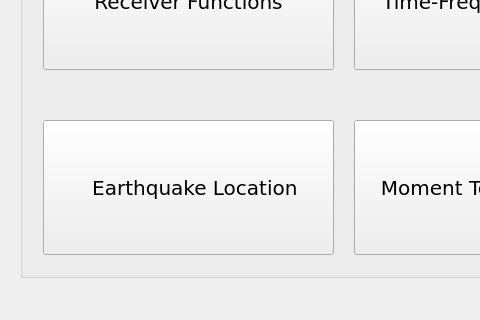
Old version of the form isp/resources/designer_uis/MainFrame.ui in the repository ProjectISP/ISP; both pictures show x 0 to 480 and y 280 to 600 of the 1000 by 600 pixel window.
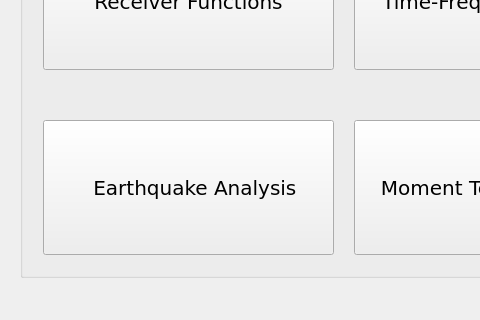
New version of the form. Icons and pictures are not drawn.

Commit message: Removing old GUIs and renaming Earthquake Location --> Earthquake Analysis

Patch:
```diff
--- a/isp/resources/designer_uis/MainFrame.ui
+++ b/isp/resources/designer_uis/MainFrame.ui
@@ -262,7 +262,7 @@
               </size>
              </property>
              <property name="text">
-              <string>  Earthquake Location</string>
+              <string>  Earthquake Analysis</string>
              </property>
              <property name="icon">
               <iconset>
```
The commit also changes 3 other files.
